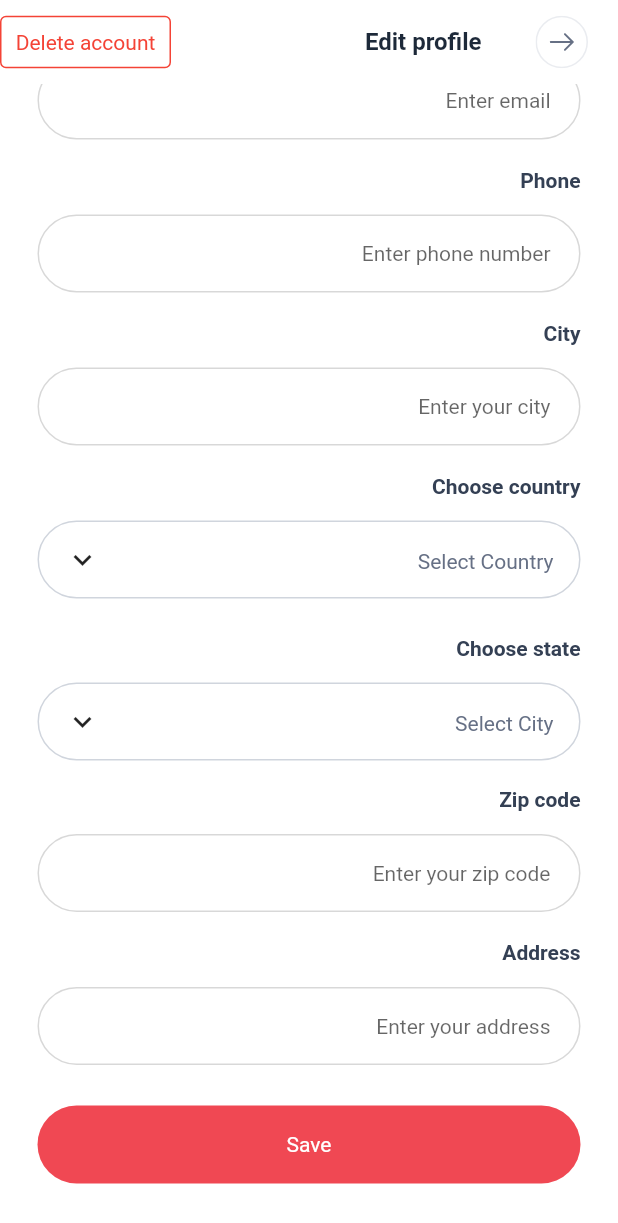
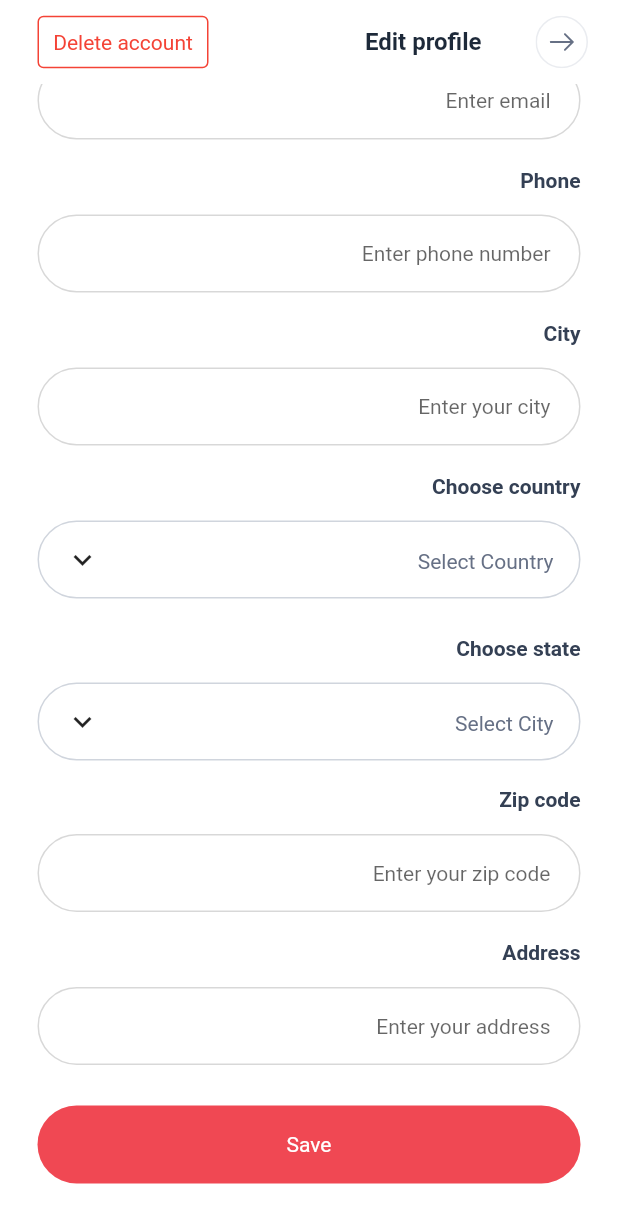
Before and after one commit to parthamjangir2020/Nazmart-mobile-app, a Flutter app: the ProfileEditPage screen opened directly, scrolled down 268 dp, on a phone screen of 412 x 824 dp. Shown: the top 1223 px of the screen. Run offline on Flutter 3.47's test engine with Material 2 defaults, Android fonts, the light colour scheme and no system bars; our stand-ins replace auto_size_text, cached_network_image, carousel_slider, connectivity, dio, expandable and 17 more; missing offline and left inert: cashfree_pg, colorlizer, custom_timer, flutter_facebook_auth, flutter_inappwebview, flutter_stripe and 4 more; accounts and stored records are empty; network calls fail; project files that could hold a hidden picture were left out.

Commit message:
rtl code added

```diff
--- a/lib/view/search/components/search_bar.dart
+++ b/lib/view/search/components/search_bar.dart
@@ -4,6 +4,7 @@ import 'package:no_name_ecommerce/services/search_product_service.dart';
 import 'package:no_name_ecommerce/services/translate_string_service.dart';
 import 'package:no_name_ecommerce/view/search/components/product_filter.dart';
 import 'package:no_name_ecommerce/view/utils/const_strings.dart';
+import 'package:no_name_ecommerce/view/utils/constant_styles.dart';
 import 'package:provider/provider.dart';
 
 import '../../utils/constant_colors.dart';
@@ -59,6 +60,8 @@ class SearchBar extends StatelessWidget {
                 ),
               ),
 
+              gapW(10),
+
               productFilterIcon(context),
             ],
           ),
@@ -81,7 +84,6 @@ InkWell productFilterIcon(BuildContext context) {
     },
     child: Container(
         padding: const EdgeInsets.all(12),
-        margin: const EdgeInsets.only(left: 10),
         decoration: BoxDecoration(
             borderRadius: BorderRadius.circular(7),
             border: Border.all(color: inputFieldBorderColor)),
--- a/lib/view/settingsOrProfile/profile_edit_page.dart
+++ b/lib/view/settingsOrProfile/profile_edit_page.dart
@@ -83,7 +83,7 @@ class _ProfileEditPageState extends State<ProfileEditPage> {
         Row(
           children: [
             Container(
-              margin: const EdgeInsets.only(right: 25),
+              margin: const EdgeInsets.symmetric(horizontal: 25),
               width: 114,
               height: 35,
               child: borderButtonPrimary(ConstString.deleteAccount, () {
```
